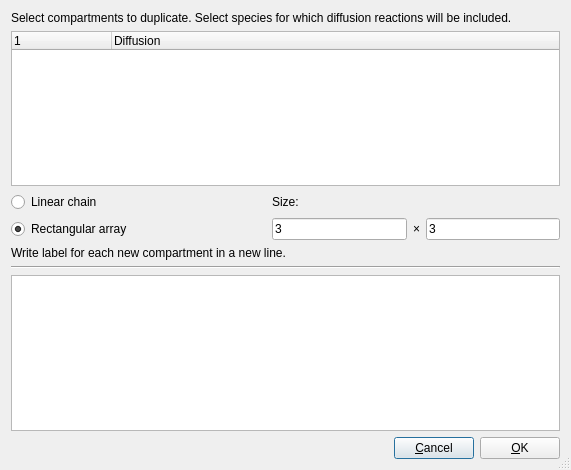
Above: copasi/UI/CQExpandModelData.ui from MolecularBioinformatics/COPASI before the change. Below: the same form after it.
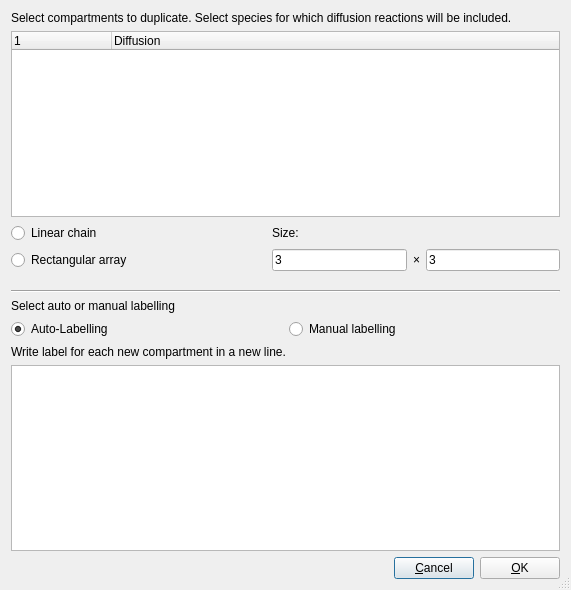
That is the form after the change.

Commit message: Added possibility to de-/select manual labelling. Still problem with double label. Input checks don't work yet.

What changed in the file:
```diff
--- a/copasi/UI/CQExpandModelData.ui
+++ b/copasi/UI/CQExpandModelData.ui
@@ -8,7 +8,7 @@
     <x>0</x>
     <y>0</y>
     <width>571</width>
-    <height>470</height>
+    <height>590</height>
    </rect>
   </property>
   <property name="windowTitle">
@@ -117,11 +117,17 @@
     </layout>
    </item>
    <item>
-    <widget class="QLabel" name="label_3">
-     <property name="text">
-      <string>Write label for each new compartment in a new line.</string>
+    <spacer name="verticalSpacer">
+     <property name="orientation">
+      <enum>Qt::Vertical</enum>
      </property>
-    </widget>
+     <property name="sizeHint" stdset="0">
+      <size>
+       <width>20</width>
+       <height>20</height>
+      </size>
+     </property>
+    </spacer>
    </item>
    <item>
     <widget class="Line" name="line">
@@ -130,6 +136,50 @@
      </property>
     </widget>
    </item>
+   <item>
+    <layout class="QGridLayout" name="gridLayout2">
+     <item row="0" column="0">
+      <widget class="QLabel" name="label_4">
+       <property name="text">
+        <string>Select auto or manual labelling</string>
+       </property>
+      </widget>
+     </item>
+     <item row="1" column="1">
+      <widget class="QRadioButton" name="mpRadioButtonMan">
+       <property name="text">
+        <string>Manual labelling</string>
+       </property>
+       <property name="checked">
+        <bool>false</bool>
+       </property>
+       <attribute name="buttonGroup">
+        <string notr="true">buttonGroup</string>
+       </attribute>
+      </widget>
+     </item>
+     <item row="1" column="0">
+      <widget class="QRadioButton" name="mpRadioButtonAuto">
+       <property name="text">
+        <string>Auto-Labelling</string>
+       </property>
+       <property name="checked">
+        <bool>true</bool>
+       </property>
+       <attribute name="buttonGroup">
+        <string notr="true">buttonGroup</string>
+       </attribute>
+      </widget>
+     </item>
+    </layout>
+   </item>
+   <item>
+    <widget class="QLabel" name="label_3">
+     <property name="text">
+      <string>Write label for each new compartment in a new line.</string>
+     </property>
+    </widget>
+   </item>
    <item>
     <widget class="QPlainTextEdit" name="mpTextEditCompartmentLabels">
      <property name="sizePolicy">
```
Left out of the diff: 3 changed lines with no effect on the pictures. The commit also changes 1 other file.
